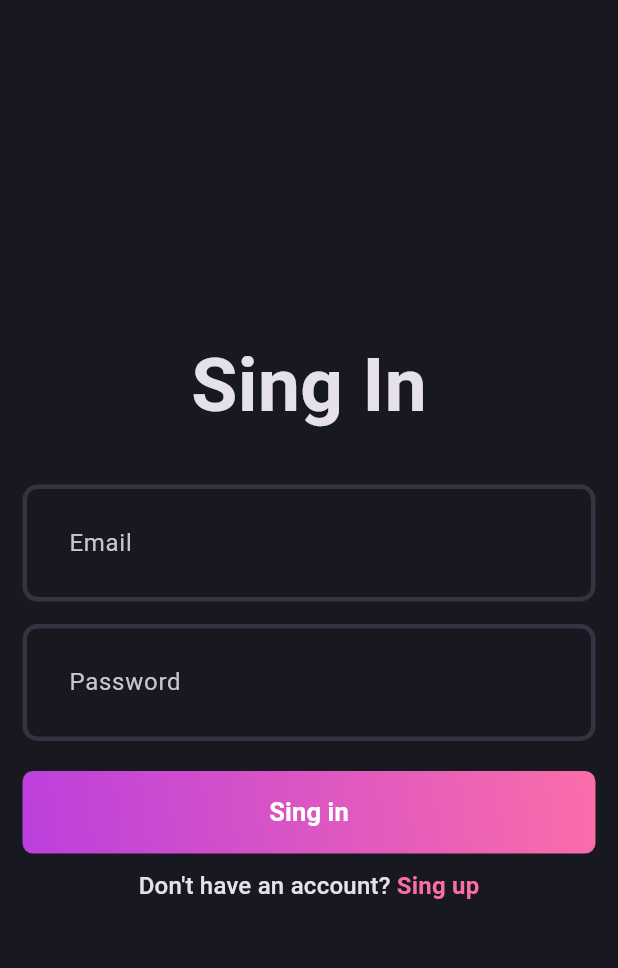
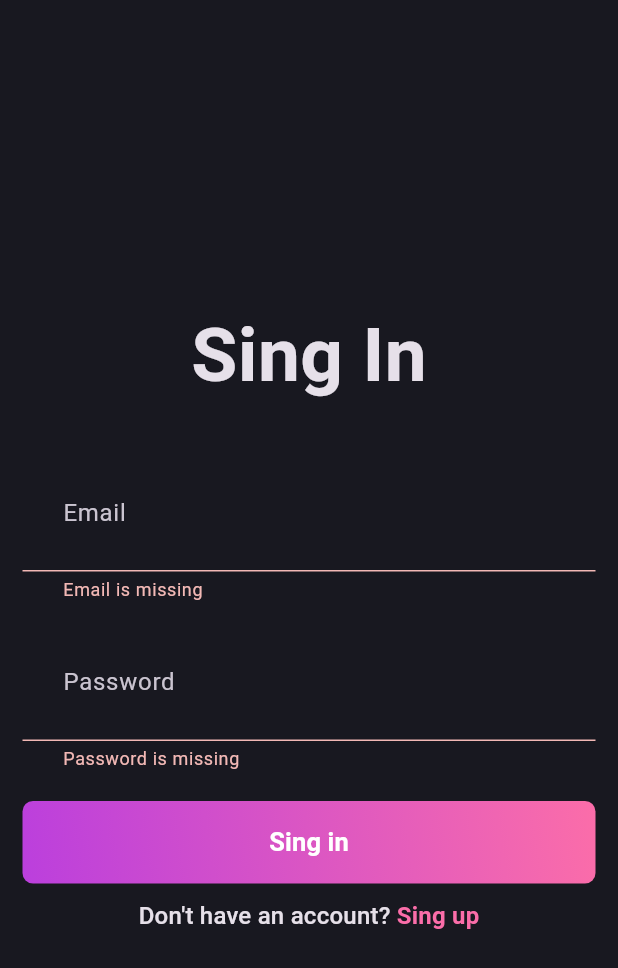
Before and after one commit to Asciugano/flutter-blog-app, a Flutter app: the screen it shows after launch, after a tap on "Sing in", on a phone screen of 412 x 824 dp. Shown: the top 968 px of the screen. Run offline on Flutter 3.47's test engine with Material 3 defaults, Android fonts, the phone set to English and light mode, and no system bars; our stand-ins replace flutter_bloc, fpdart, get_it, supabase_flutter; accounts and stored records are empty.

Commit message:
aggiunto ache il login (con tutte le features del singup) (da disabilitare la verifica della mail)

```diff
--- a/lib/core/utils/show_snacbar.dart
+++ b/lib/core/utils/show_snacbar.dart
@@ -1,6 +1,6 @@
 import 'package:flutter/material.dart';
 
-void showSnacBar(BuildContext context, String content) {
+void showSnackBar(BuildContext context, String content) {
   ScaffoldMessenger.of(context)
     ..hideCurrentSnackBar()
     ..showSnackBar(
--- a/lib/features/auth/data/datasources/auth_remote_data_source.dart
+++ b/lib/features/auth/data/datasources/auth_remote_data_source.dart
@@ -18,9 +18,23 @@ class AuthRemoteDataSourceImpl implements AuthRemoteDataSource {
   AuthRemoteDataSourceImpl(this.supabaseClient);
 
   @override
-  Future<UserModel> login({required String email, required String password}) {
-    // TODO: implement login
-    throw UnimplementedError();
+  Future<UserModel> login({
+    required String email,
+    required String password,
+  }) async {
+    try {
+      final response = await supabaseClient.auth.signInWithPassword(
+        password: password,
+        email: email,
+      );
+
+      if (response.user == null) {
+        throw ServerException('Invalid Credential');
+      }
+      return UserModel.fromJson(response.user!.toJson());
+    } catch (e) {
+      throw ServerException(e.toString());
+    }
   }
 
   @override
--- a/lib/features/auth/domain/repository/auth_repository.dart
+++ b/lib/features/auth/domain/repository/auth_repository.dart
@@ -3,8 +3,6 @@ import 'package:blog/features/auth/domain/entities/user.dart';
 import 'package:fpdart/fpdart.dart';
 
 abstract interface class AuthRepository {
-  // TODO: Update the String to a User from the repository
-
   Future<Either<Failure, User>> singUp({
     required String email,
     required String name,
--- /dev/null
+++ b/lib/features/auth/domain/usecases/user_login.dart
@@ -0,0 +1,23 @@
+import 'package:blog/core/error/failures.dart';
+import 'package:blog/core/usecases/usecase.dart';
+import 'package:blog/features/auth/domain/entities/user.dart';
+import 'package:blog/features/auth/domain/repository/auth_repository.dart';
+import 'package:fpdart/fpdart.dart';
+
+class UserLogin implements UseCase<User, UserLoginParams> {
+  final AuthRepository authRepository;
+
+  UserLogin(this.authRepository);
+
+  @override
+  Future<Either<Failure, User>> call(UserLoginParams params) async {
+    return authRepository.login(email: params.email, password: params.password);
+  }
+}
+
+class UserLoginParams {
+  final String email;
+  final String password;
+
+  UserLoginParams({required this.email, required this.password});
+}
--- a/lib/features/auth/presentation/bloc/auth_bloc.dart
+++ b/lib/features/auth/presentation/bloc/auth_bloc.dart
@@ -1,4 +1,5 @@
 import 'package:blog/features/auth/domain/entities/user.dart';
+import 'package:blog/features/auth/domain/usecases/user_login.dart';
 import 'package:blog/features/auth/domain/usecases/user_signup.dart';
 import 'package:flutter/material.dart';
 import 'package:flutter_bloc/flutter_bloc.dart';
@@ -8,11 +9,26 @@ part 'auth_state.dart';
 
 class AuthBloc extends Bloc<AuthEvent, AuthState> {
   final UserSignup _userSignup;
+  final UserLogin _userLogin;
 
-  AuthBloc({required UserSignup userSignup})
+  AuthBloc({required UserSignup userSignup, required UserLogin userLogin})
     : _userSignup = userSignup,
+      _userLogin = userLogin,
       super(AuthInitial()) {
-    on<AuthSignUp>((event, emit) async {
+    on<AuthSignUp>(_onAuthSingUp);
+    on<AuthLogin>(_onAuthLoginin);
+  }
+
+  void _onAuthLoginin(AuthLogin event, Emitter<AuthState> emit) async {
+    emit(AuthLoading());
+    final res = await _userLogin.call(
+      UserLoginParams(email: event.email, password: event.password),
+    );
+
+    res.fold((l) => emit(AuthFailure(l.message)), (r) => emit(AuthSuccess(r)));
+  }
+
+  void _onAuthSingUp(AuthSignUp event, Emitter<AuthState> emit) async {
     emit(AuthLoading());
     final res = await _userSignup.call(
       UserSignupParams(
@@ -22,10 +38,6 @@ class AuthBloc extends Bloc<AuthEvent, AuthState> {
       ),
     );
 
-      res.fold(
-        (l) => emit(AuthFailure(l.message)),
-        (r) => emit(AuthSuccess(r)),
-      );
-    });
+    res.fold((l) => emit(AuthFailure(l.message)), (r) => emit(AuthSuccess(r)));
   }
 }
--- a/lib/features/auth/presentation/bloc/auth_event.dart
+++ b/lib/features/auth/presentation/bloc/auth_event.dart
@@ -10,3 +10,10 @@ final class AuthSignUp extends AuthEvent {
 
   AuthSignUp({required this.email, required this.name, required this.password});
 }
+
+final class AuthLogin extends AuthEvent {
+  final String email;
+  final String password;
+
+  AuthLogin({required this.email, required this.password});
+}
--- a/lib/features/auth/presentation/pages/login_page.dart
+++ b/lib/features/auth/presentation/pages/login_page.dart
@@ -1,8 +1,12 @@
+import 'package:blog/core/common/widgets/loader.dart';
 import 'package:blog/core/theme/palette.dart';
+import 'package:blog/core/utils/show_snacbar.dart';
+import 'package:blog/features/auth/presentation/bloc/auth_bloc.dart';
 import 'package:blog/features/auth/presentation/pages/singup_page.dart';
 import 'package:blog/features/auth/presentation/widgets/auth_field.dart';
 import 'package:blog/features/auth/presentation/widgets/gradient_button.dart';
 import 'package:flutter/material.dart';
+import 'package:flutter_bloc/flutter_bloc.dart';
 
 class SinginPage extends StatefulWidget {
   static MaterialPageRoute<SinginPage> route() =>
@@ -30,7 +34,17 @@ class _SinginPageState extends State<SinginPage> {
   @override
   Widget build(BuildContext context) {
     return Scaffold(
-      body: Padding(
+      body: BlocConsumer<AuthBloc, AuthState>(
+        listener: (context, state) {
+          if (state is AuthFailure) {
+            showSnackBar(context, state.message);
+          }
+        },
+        builder: (context, state) {
+          if (state is AuthLoading) {
+            return Loader();
+          }
+          return Padding(
             padding: const EdgeInsets.all(15.0),
             child: Form(
               key: formKey,
@@ -53,7 +67,19 @@ class _SinginPageState extends State<SinginPage> {
                   ),
 
                   const SizedBox(height: 20),
-              GradientButton(text: 'Sing in', onPressed: () {}),
+                  GradientButton(
+                    text: 'Sing in',
+                    onPressed: () {
+                      if (formKey.currentState!.validate()) {
+                        context.read<AuthBloc>().add(
+                          AuthLogin(
+                            email: emailController.text.trim(),
+                            password: passwController.text.trim(),
+                          ),
+                        );
+                      }
+                    },
+                  ),
 
                   const SizedBox(height: 10),
                   GestureDetector(
@@ -78,6 +104,8 @@ class _SinginPageState extends State<SinginPage> {
                 ],
               ),
             ),
+          );
+        },
       ),
     );
   }
--- a/lib/features/auth/presentation/pages/singup_page.dart
+++ b/lib/features/auth/presentation/pages/singup_page.dart
@@ -42,7 +42,7 @@ class _SingupPageState extends State<SingupPage> {
         child: BlocConsumer<AuthBloc, AuthState>(
           listener: (context, state) {
             if (state is AuthFailure) {
-              showSnacBar(context, state.message);
+              showSnackBar(context, state.message);
             }
           },
           builder: (context, state) {
--- a/lib/init_dependencies.dart
+++ b/lib/init_dependencies.dart
@@ -2,6 +2,7 @@ import 'package:blog/core/secrets/app_secrets.dart';
 import 'package:blog/features/auth/data/datasources/auth_remote_data_source.dart';
 import 'package:blog/features/auth/data/repositories/auth_repository_impl.dart';
 import 'package:blog/features/auth/domain/repository/auth_repository.dart';
+import 'package:blog/features/auth/domain/usecases/user_login.dart';
 import 'package:blog/features/auth/domain/usecases/user_signup.dart';
 import 'package:blog/features/auth/presentation/bloc/auth_bloc.dart';
 import 'package:supabase_flutter/supabase_flutter.dart';
@@ -29,8 +30,9 @@ void _initAuth() {
   );
 
   serviceLocator.registerFactory(() => UserSignup(serviceLocator()));
+  serviceLocator.registerFactory(() => UserLogin(serviceLocator()));
 
   serviceLocator.registerLazySingleton(
-    () => AuthBloc(userSignup: serviceLocator()),
+    () => AuthBloc(userSignup: serviceLocator(), userLogin: serviceLocator()),
   );
 }
```
Also changed, not shown: lib/features/auth/data/repositories/auth_repository_impl.dart (+17 -6 lines). Lines whose indentation alone changed are shown as unchanged.
